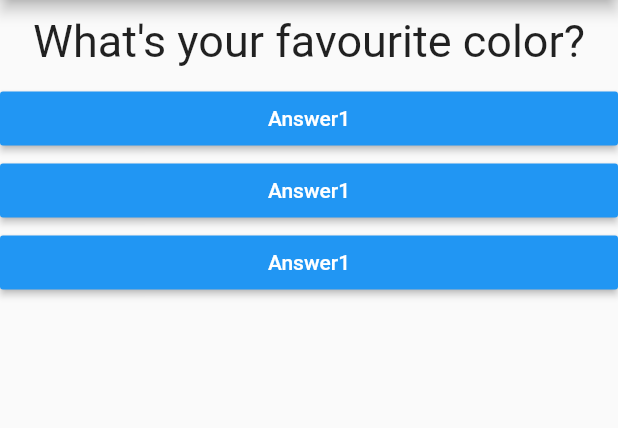
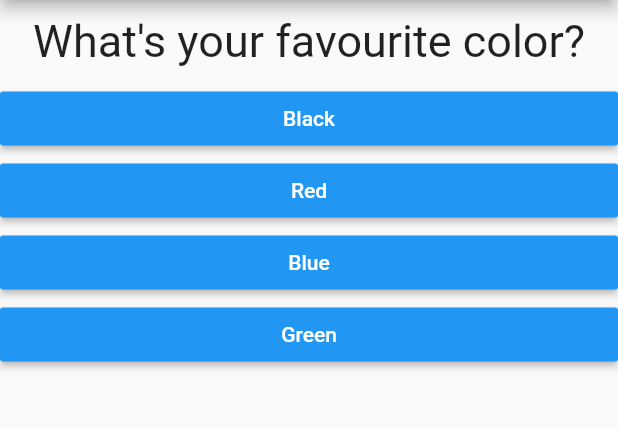
Before and after one commit to DuncanMoyo/flutter-tutorial-for-beginners, a Flutter app: the screen it shows after launch, on a phone screen of 412 x 824 dp, the part 84-512 px from its top. Run offline on Flutter 3.47's test engine with Material 2 defaults, Android fonts, the phone set to English and light mode, and no system bars.

```diff
--- a/lib/answer.dart
+++ b/lib/answer.dart
@@ -2,8 +2,9 @@ import 'package:flutter/material.dart';
 
 class Answer extends StatelessWidget {
   final Function selectHandler;
+  final String answerText;
 
-  Answer(this.selectHandler);
+  Answer(this.selectHandler, this.answerText);
   @override
   Widget build(BuildContext context) {
     return Container(
@@ -11,7 +12,7 @@ class Answer extends StatelessWidget {
       child:  RaisedButton(
                 color: Colors.blue,
                 textColor: Colors.white,
-                child: Text('Answer1'),
+                child: Text(answerText),
                 onPressed: selectHandler,
               ),
 
--- a/lib/main.dart
+++ b/lib/main.dart
@@ -11,7 +11,6 @@ import './answer.dart';
 void main() => runApp(MyApp());
 
 class MyApp extends StatefulWidget {
-
   @override
   State<StatefulWidget> createState() {
     // TODO: implement createState
@@ -33,8 +32,18 @@ class _MyAppState extends State<MyApp> {
   @override
   Widget build(BuildContext context) {
     var questions = [
-      'What\'s your favourite color?',
-      'What\'s your favourite animal?',
+      {
+        'questionText': 'What\'s your favourite color?',
+        'answers': ['Black', 'Red', 'Blue', 'Green'],
+      },
+      {
+        'questionText': 'What\'s your favourite color?',
+        'answers': ['Lion', 'Rabbit', 'Snake', 'Eagle'],
+      },
+      {
+        'questionText': 'Who\'s your favourite instructor?',
+        'answers': ['Mosh', 'Max', 'Corey', 'Myself'],
+      },
     ];
     return MaterialApp(
       home: Scaffold(
@@ -44,11 +53,11 @@ class _MyAppState extends State<MyApp> {
           body: Column(
             children: [
               Question(
-                questions[_questionIndex],
+                questions[_questionIndex]['questionText'],
               ),
-              Answer(_answerQuestion),
-              Answer(_answerQuestion),
-              Answer(_answerQuestion),
+              ...(questions[_questionIndex]['answers'] as List<String>).map((answer) {
+                return Answer(_answerQuestion, answer);
+              }).toList()
             ],
           )),
     );
```
